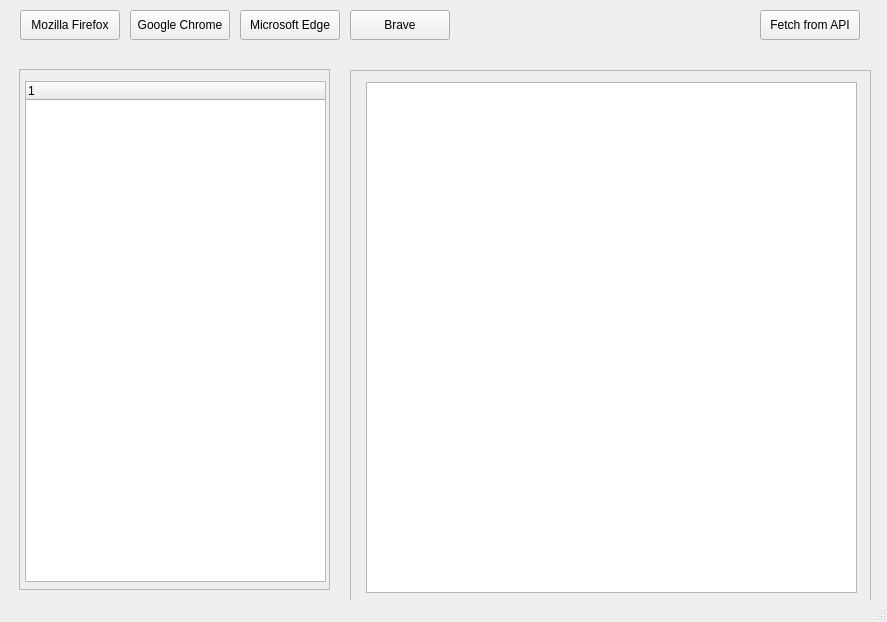
spartny/twitch-infoviewer, file core app/resources/main.ui: the form before one commit.
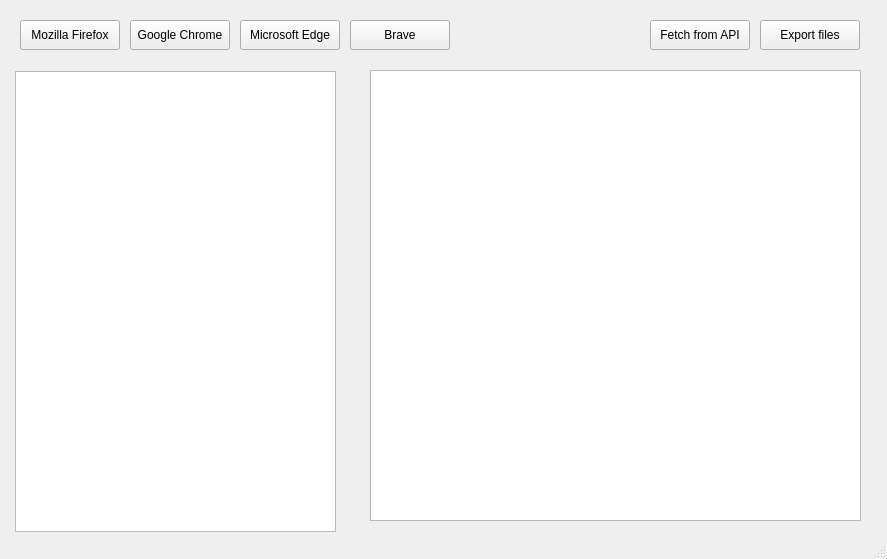
The form after the commit.

Commit message: list view

Patch:
```diff
--- a/core app/resources/main.ui
+++ b/core app/resources/main.ui
@@ -7,7 +7,7 @@
     <x>0</x>
     <y>0</y>
     <width>887</width>
-    <height>622</height>
+    <height>559</height>
    </rect>
   </property>
   <property name="windowTitle">
@@ -18,7 +18,7 @@
     <property name="geometry">
      <rect>
       <x>20</x>
-      <y>10</y>
+      <y>20</y>
       <width>100</width>
       <height>30</height>
      </rect>
@@ -37,7 +37,7 @@
     <property name="geometry">
      <rect>
       <x>130</x>
-      <y>10</y>
+      <y>20</y>
       <width>100</width>
       <height>30</height>
      </rect>
@@ -56,7 +56,7 @@
     <property name="geometry">
      <rect>
       <x>240</x>
-      <y>10</y>
+      <y>20</y>
       <width>100</width>
       <height>30</height>
      </rect>
@@ -75,7 +75,7 @@
     <property name="geometry">
      <rect>
       <x>350</x>
-      <y>10</y>
+      <y>20</y>
       <width>100</width>
       <height>30</height>
      </rect>
@@ -93,8 +93,8 @@
    <widget class="QPushButton" name="pushButton_B_2">
     <property name="geometry">
      <rect>
-      <x>760</x>
-      <y>10</y>
+      <x>650</x>
+      <y>20</y>
       <width>100</width>
       <height>30</height>
      </rect>
@@ -109,76 +109,44 @@
      <string>Fetch from API</string>
     </property>
    </widget>
-   <widget class="QScrollArea" name="scrollArea">
+   <widget class="QListWidget" name="listWidget">
     <property name="geometry">
      <rect>
-      <x>350</x>
+      <x>15</x>
+      <y>71</y>
+      <width>321</width>
+      <height>461</height>
+     </rect>
+    </property>
+   </widget>
+   <widget class="QTableWidget" name="tableWidget">
+    <property name="geometry">
+     <rect>
+      <x>370</x>
       <y>70</y>
-      <width>521</width>
-      <height>531</height>
+      <width>491</width>
+      <height>451</height>
      </rect>
     </property>
-    <property name="widgetResizable">
-     <bool>true</bool>
-    </property>
-    <widget class="QWidget" name="scrollAreaWidgetContents">
-     <property name="geometry">
-      <rect>
-       <x>0</x>
-       <y>0</y>
-       <width>519</width>
-       <height>529</height>
-      </rect>
-     </property>
-     <widget class="QTableWidget" name="tableWidget">
-      <property name="geometry">
-       <rect>
-        <x>15</x>
-        <y>11</y>
-        <width>491</width>
-        <height>511</height>
-       </rect>
-      </property>
-     </widget>
-    </widget>
    </widget>
-   <widget class="QScrollArea" name="scrollArea_2">
+   <widget class="QPushButton" name="pushButton_B_3">
     <property name="geometry">
      <rect>
-      <x>19</x>
-      <y>69</y>
-      <width>311</width>
-      <height>521</height>
+      <x>760</x>
+      <y>20</y>
+      <width>100</width>
+      <height>30</height>
      </rect>
     </property>
-    <property name="widgetResizable">
-     <bool>true</bool>
+    <property name="maximumSize">
+     <size>
+      <width>100</width>
+      <height>30</height>
+     </size>
     </property>
-    <widget class="QWidget" name="scrollAreaWidgetContents_2">
-     <property name="geometry">
-      <rect>
-       <x>0</x>
-       <y>0</y>
-       <width>309</width>
-       <height>519</height>
-      </rect>
-     </property>
-     <widget class="QTreeWidget" name="treeWidget">
-      <property name="geometry">
-       <rect>
-        <x>5</x>
-        <y>11</y>
-        <width>301</width>
-        <height>501</height>
-       </rect>
-      </property>
-      <column>
-       <property name="text">
-        <string notr="true">1</string>
-       </property>
-      </column>
-     </widget>
-    </widget>
+    <property name="text">
+     <string>Export files</string>
+    </property>
    </widget>
   </widget>
   <widget class="QStatusBar" name="statusbar"/>
```
